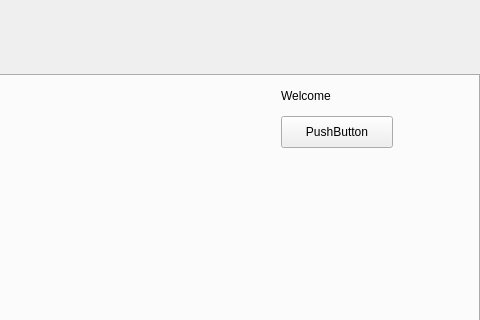
Above: EDI/windowmaincontainer.ui from katietrom11392/EDI before the change; both pictures show x 371 to 851 and y 0 to 320 of the 851 by 737 pixel window. Below: the same form after it.
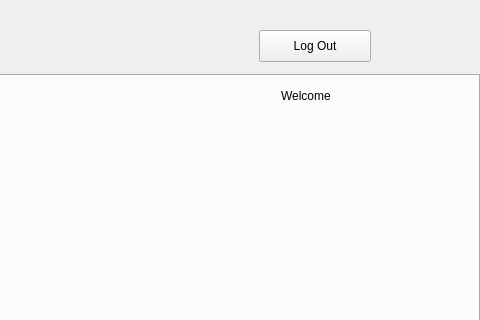
That is the form after the change. Icons and pictures are not drawn.

Commit message:
Log Out button (new)
fixed the Logout button placement

What changed in the file:
```diff
--- a/EDI/windowmaincontainer.ui
+++ b/EDI/windowmaincontainer.ui
@@ -33,19 +33,6 @@
      <attribute name="title">
       <string>My EDI</string>
      </attribute>
-     <widget class="QPushButton" name="pushButton">
-      <property name="geometry">
-       <rect>
-        <x>650</x>
-        <y>40</y>
-        <width>112</width>
-        <height>32</height>
-       </rect>
-      </property>
-      <property name="text">
-       <string>PushButton</string>
-      </property>
-     </widget>
      <widget class="QLabel" name="label">
       <property name="geometry">
        <rect>
@@ -383,6 +370,19 @@
      <string>EMPLOYEE DATABASE INTERFACE</string>
     </property>
    </widget>
+   <widget class="QPushButton" name="pushButton_LogOut">
+    <property name="geometry">
+     <rect>
+      <x>630</x>
+      <y>30</y>
+      <width>112</width>
+      <height>32</height>
+     </rect>
+    </property>
+    <property name="text">
+     <string>Log Out</string>
+    </property>
+   </widget>
   </widget>
   <widget class="QMenuBar" name="menubar">
    <property name="geometry">
```
Left out of the diff: 2 changed lines with no effect on the pictures. The commit also changes 3 other files.
